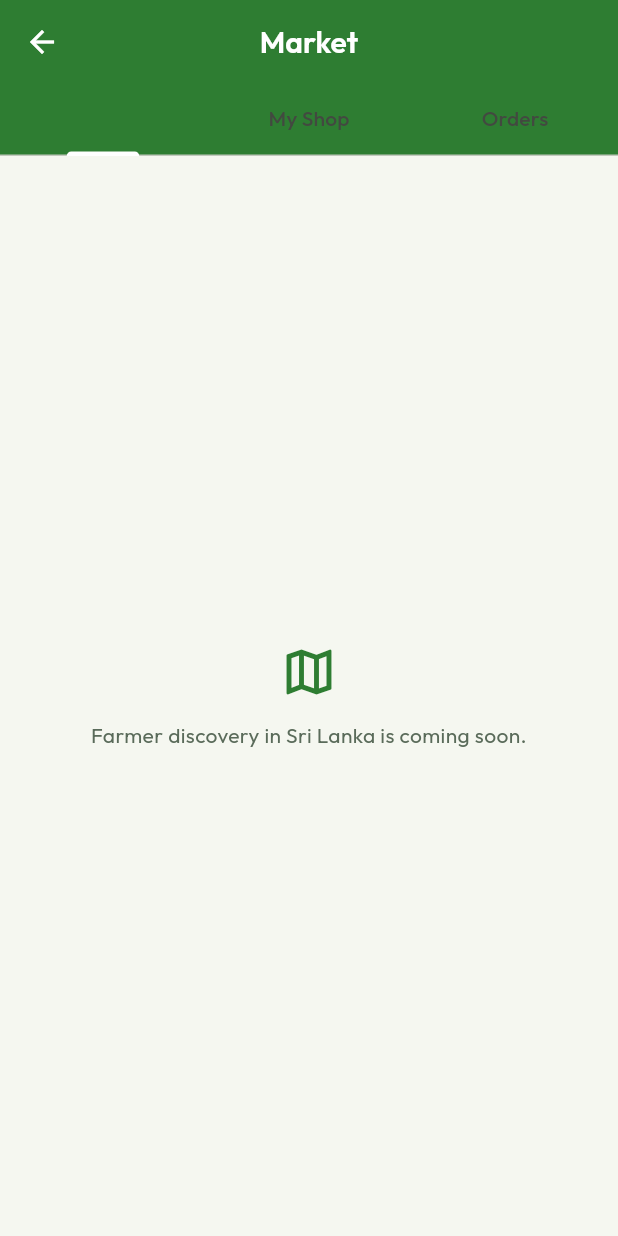
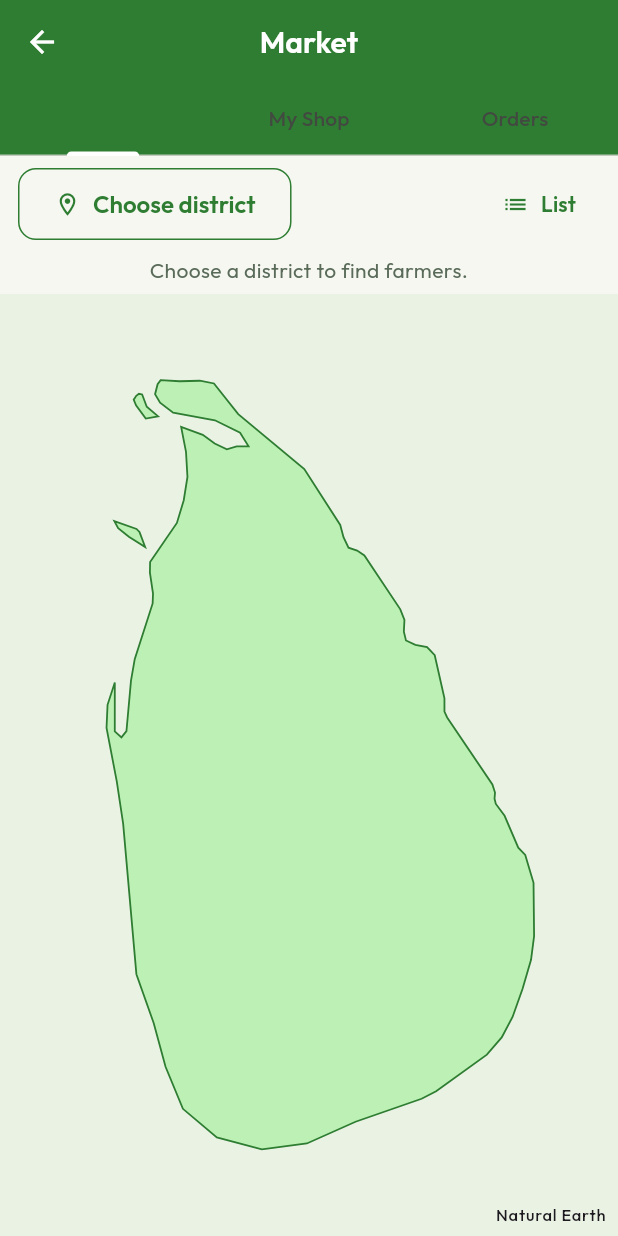
Before and after one commit to Nuwantha97/farm-app, a Flutter app: the MarketScreen screen opened directly, on a phone screen of 412 x 824 dp. Run offline on Flutter 3.47's test engine with Material 3 defaults, Android fonts, the phone set to English and light mode, and no system bars; our stand-ins replace cloud_firestore, connectivity_plus, firebase_auth, firebase_core, flutter_secure_storage, google_fonts and 4 more; accounts and stored records are empty; generated files the repository leaves out were written again.

Commit message:
feat: add Market exploration feature with district selection and farmer map integration

```diff
--- /dev/null
+++ b/lib/features/market/screens/market_explore_screen.dart
@@ -0,0 +1,255 @@
+import 'package:cloud_firestore/cloud_firestore.dart';
+import 'package:material_ui/material_ui.dart';
+
+import '../services/market_firestore.dart';
+import '../widgets/sri_lanka_map.dart';
+import 'market_farmer_screen.dart';
+
+typedef _MarketDocument = QueryDocumentSnapshot<Map<String, dynamic>>;
+
+class MarketExploreScreen extends StatefulWidget {
+  const MarketExploreScreen({super.key, required this.firebaseUid});
+
+  final String firebaseUid;
+
+  @override
+  State<MarketExploreScreen> createState() => _MarketExploreScreenState();
+}
+
+class _MarketExploreScreenState extends State<MarketExploreScreen> {
+  late final _market = MarketFirestore(widget.firebaseUid);
+  String? _district;
+  String? _selectedPlace;
+  Map<String, _MarketDocument> _places = {};
+  Stream<QuerySnapshot<Map<String, dynamic>>>? _farmers;
+  bool _showMap = true;
+
+  Future<void> _chooseDistrict() async {
+    final placesResult = Future.sync(() => _market.places.get());
+    final selection =
+        await showDialog<
+          ({String district, Map<String, _MarketDocument> places})
+        >(
+          context: context,
+          builder: (context) => AlertDialog(
+            title: const Text('Choose district'),
+            content: SizedBox(
+              width: 320,
+              child: FutureBuilder(
+                future: placesResult,
+                builder: (context, snapshot) {
+                  if (snapshot.hasError) {
+                    return const Text(
+                      'Could not load districts. Check your connection and try again.',
+                    );
+                  }
+                  final docs = snapshot.data?.docs;
+                  if (docs == null) return const LinearProgressIndicator();
+                  final places = {
+                    for (final place in docs)
+                      if (place.data()['districtId'] is String &&
+                          place.data()['name'] is String &&
+                          place.data()['location'] is GeoPoint)
+                        place.id: place,
+                  };
+                  final districts =
+                      places.values
+                          .map((place) => place.data()['districtId'] as String)
+                          .toSet()
+                          .toList()
+                        ..sort();
+                  if (districts.isEmpty) {
+                    return const Text('No pickup locations are available yet.');
+                  }
+                  return SingleChildScrollView(
+                    child: Column(
+                      mainAxisSize: MainAxisSize.min,
+                      children: [
+                        for (final district in districts)
+                          ListTile(
+                            title: Text(district),
+                            selected: district == _district,
+                            onTap: () => Navigator.pop(context, (
+                              district: district,
+                              places: places,
+                            )),
+                          ),
+                      ],
+                    ),
+                  );
+                },
+              ),
+            ),
+            actions: [
+              TextButton(
+                onPressed: () => Navigator.pop(context),
+                child: const Text('Cancel'),
+              ),
+            ],
+          ),
+        );
+    if (!mounted || selection == null) return;
+    setState(() {
+      _district = selection.district;
+      _places = selection.places;
+      _selectedPlace = null;
+      _subscribe();
+    });
+  }
+
+  void _subscribe() {
+    _farmers = _market
+        .publishedProfiles(_district!)
+        .snapshots(includeMetadataChanges: true);
+  }
+
+  String _placeLabel(String? placeId) =>
+      _places[placeId]?.data()['name'] as String? ?? 'Pickup area unavailable';
+
+  @override
+  Widget build(BuildContext context) {
+    return Column(
+      children: [
+        Padding(
+          padding: const EdgeInsets.fromLTRB(12, 8, 12, 4),
+          child: Row(
+            children: [
+              Expanded(
+                child: Align(
+                  alignment: Alignment.centerLeft,
+                  child: OutlinedButton.icon(
+                    onPressed: _chooseDistrict,
+                    icon: const Icon(Icons.location_on_outlined),
+                    label: Text(
+                      _district ?? 'Choose district',
+                      overflow: TextOverflow.ellipsis,
+                    ),
+                  ),
+                ),
+              ),
+              TextButton.icon(
+                onPressed: () => setState(() {
+                  _showMap = !_showMap;
+                  _selectedPlace = null;
+                }),
+                icon: Icon(_showMap ? Icons.list : Icons.map_outlined),
+                label: Text(_showMap ? 'List' : 'Map'),
+              ),
+            ],
+          ),
+        ),
+        Expanded(
+          child: StreamBuilder(
+            key: ValueKey(_district),
+            stream: _farmers,
+            builder: (context, snapshot) {
+              final docs = snapshot.data?.docs ?? const <_MarketDocument>[];
+              final byPlace = <String, List<_MarketDocument>>{};
+              for (final farmer in docs) {
+                final placeId = farmer.data()['placeId'];
+                if (placeId is String &&
+                    _places[placeId]?.data()['districtId'] == _district) {
+                  byPlace.putIfAbsent(placeId, () => []).add(farmer);
+                }
+              }
+              final message = _district == null
+                  ? 'Choose a district to find farmers.'
+                  : snapshot.hasError
+                  ? 'Could not load farmers in this district.'
+                  : !snapshot.hasData
+                  ? 'Loading farmers…'
+                  : snapshot.data!.metadata.isFromCache
+                  ? 'Showing last known results.'
+                  : docs.isEmpty
+                  ? 'No farmers have published in this district yet.'
+                  : _showMap && byPlace.isEmpty
+                  ? 'Pickup pins are unavailable. Switch to List to view farmers.'
+                  : null;
+              return Column(
+                children: [
+                  if (message != null)
+                    Padding(
+                      padding: const EdgeInsets.symmetric(
+                        horizontal: 12,
+                        vertical: 6,
+                      ),
+                      child: Text(message, textAlign: TextAlign.center),
+                    ),
+                  if (snapshot.hasError)
+                    TextButton(
+                      onPressed: () => setState(_subscribe),
+                      child: const Text('Retry'),
+                    ),
+                  Expanded(
+                    child: _showMap
+                        ? SriLankaMap(
+                            pins: [
+                              for (final entry in byPlace.entries)
+                                _pin(entry.key, entry.value.length),
+                            ],
+                          )
+                        : _farmerList(
+                            _selectedPlace == null
+                                ? docs
+                                : byPlace[_selectedPlace] ?? const [],
+                          ),
+                  ),
+                ],
+              );
+            },
+          ),
+        ),
+      ],
+    );
+  }
+
+  MarketMapPin _pin(String placeId, int count) {
+    final point = _places[placeId]!.data()['location'] as GeoPoint;
+    return MarketMapPin(
+      latitude: point.latitude,
+      longitude: point.longitude,
+      label: _placeLabel(placeId),
+      count: count,
+      onTap: () => setState(() {
+        _selectedPlace = placeId;
+        _showMap = false;
+      }),
+    );
+  }
+
+  Widget _farmerList(List<_MarketDocument> farmers) => ListView(
+    padding: const EdgeInsets.symmetric(horizontal: 12),
+    children: [
+      if (_selectedPlace case final place?)
+        ListTile(
+          title: Text(_placeLabel(place)),
+          subtitle: Text(
+            farmers.isEmpty
+                ? 'No farmers at this pickup point.'
+                : '${farmers.length} ${farmers.length == 1 ? 'farmer' : 'farmers'}',
+          ),
+          trailing: TextButton(
+            onPressed: () => setState(() => _selectedPlace = null),
+            child: const Text('All farmers'),
+          ),
+        ),
+      for (final farmer in farmers)
+        ListTile(
+          leading: const Icon(Icons.storefront_outlined),
+          title: Text(farmer.data()['displayName'] as String? ?? 'Farmer'),
+          subtitle: Text(_placeLabel(farmer.data()['placeId'] as String?)),
+          trailing: const Icon(Icons.chevron_right),
+          onTap: () => Navigator.push<void>(
+            context,
+            MaterialPageRoute(
+              builder: (_) => MarketFarmerScreen(
+                market: _market,
+                sellerUid: farmer.id,
+                pickupLabel: _placeLabel,
+              ),
+            ),
+          ),
+        ),
+    ],
+  );
+}
--- a/lib/features/market/screens/market_screen.dart
+++ b/lib/features/market/screens/market_screen.dart
@@ -2,6 +2,7 @@ import 'package:material_ui/material_ui.dart';
 import 'package:provider/provider.dart';
 
 import '../../auth/providers/auth_provider.dart';
+import 'market_explore_screen.dart';
 import 'my_shop_screen.dart';
 
 class MarketScreen extends StatelessWidget {
@@ -45,10 +46,7 @@ class MarketScreen extends StatelessWidget {
         ),
         body: TabBarView(
           children: [
-            const _MarketNotice(
-              Icons.map_outlined,
-              'Farmer discovery in Sri Lanka is coming soon.',
-            ),
+            MarketExploreScreen(firebaseUid: firebaseUid),
             MyShopScreen(firebaseUid: firebaseUid),
             const _MarketNotice(
               Icons.receipt_long_outlined,
--- /dev/null
+++ b/lib/features/market/widgets/sri_lanka_map.dart
@@ -0,0 +1,185 @@
+import 'dart:convert';
+import 'dart:math' as math;
+
+import 'package:flutter/services.dart';
+import 'package:material_ui/material_ui.dart';
+
+class MarketMapPin {
+  const MarketMapPin({
+    required this.latitude,
+    required this.longitude,
+    required this.label,
+    required this.count,
+    required this.onTap,
+  });
+
+  final double latitude;
+  final double longitude;
+  final String label;
+  final int count;
+  final VoidCallback onTap;
+}
+
+class SriLankaMap extends StatefulWidget {
+  const SriLankaMap({super.key, required this.pins});
+
+  final List<MarketMapPin> pins;
+
+  @override
+  State<SriLankaMap> createState() => _SriLankaMapState();
+}
+
+class _SriLankaMapState extends State<SriLankaMap> {
+  final _transform = TransformationController();
+  // Longitude and latitude bounds include the offshore islands.
+  static const _west = 79.35, _east = 82.12, _south = 5.78, _north = 9.98;
+  static final _outline = rootBundle
+      .loadString('assets/maps/sri_lanka.json')
+      .then(
+        (json) => (jsonDecode(json) as List)
+            .map(
+              (ring) => (ring as List).map((point) {
+                final coordinate = point as List;
+                return Offset(
+                  (coordinate[0] as num).toDouble(),
+                  (coordinate[1] as num).toDouble(),
+                );
+              }).toList(),
+            )
+            .toList(),
+      );
+
+  static Offset _project(Size size, double longitude, double latitude) {
+    final width = (_east - _west) * 0.99;
+    final height = _north - _south;
+    final scale = math.max(
+      0.0,
+      math.min((size.width - 48) / width, (size.height - 48) / height),
+    );
+    return Offset(
+      size.width / 2 + (longitude - (_east + _west) / 2) * scale * 0.99,
+      size.height / 2 - (latitude - (_north + _south) / 2) * scale,
+    );
+  }
+
+  @override
+  void dispose() {
+    _transform.dispose();
+    super.dispose();
+  }
+
+  @override
+  Widget build(BuildContext context) {
+    final colors = Theme.of(context).colorScheme;
+    return ColoredBox(
+      color: colors.secondaryContainer.withValues(alpha: 0.35),
+      child: FutureBuilder(
+        future: _outline,
+        builder: (context, snapshot) {
+          if (snapshot.hasError) {
+            return const Center(
+              child: Text('Map unavailable. Switch to List to browse.'),
+            );
+          }
+          final outline = snapshot.data;
+          if (outline == null) {
+            return const SizedBox.expand();
+          }
+          return LayoutBuilder(
+            builder: (context, constraints) {
+              final size = constraints.biggest;
+              return Stack(
+                fit: StackFit.expand,
+                children: [
+                  InteractiveViewer(
+                    transformationController: _transform,
+                    maxScale: 4,
+                    child: Stack(
+                      children: [
+                        Positioned.fill(
+                          child: CustomPaint(
+                            painter: _Coastline(outline, colors),
+                          ),
+                        ),
+                        for (final pin in widget.pins)
+                          if (pin.longitude >= _west &&
+                              pin.longitude <= _east &&
+                              pin.latitude >= _south &&
+                              pin.latitude <= _north)
+                            _buildPin(
+                              pin,
+                              _project(size, pin.longitude, pin.latitude),
+                            ),
+                      ],
+                    ),
+                  ),
+                  Positioned(
+                    right: 8,
+                    bottom: 6,
+                    child: IgnorePointer(
+                      child: Text(
+                        'Natural Earth',
+                        style: Theme.of(context).textTheme.labelSmall,
+                      ),
+                    ),
+                  ),
+                ],
+              );
+            },
+          );
+        },
+      ),
+    );
+  }
+
+  Widget _buildPin(MarketMapPin pin, Offset point) => Positioned(
+    left: point.dx - 24,
+    top: point.dy - 24,
+    child: ValueListenableBuilder(
+      valueListenable: _transform,
+      builder: (context, matrix, child) =>
+          Transform.scale(scale: 1 / matrix.getMaxScaleOnAxis(), child: child),
+      child: IconButton.filled(
+        tooltip:
+            '${pin.label} · ${pin.count} ${pin.count == 1 ? 'farmer' : 'farmers'}',
+        onPressed: pin.onTap,
+        icon: pin.count == 1
+            ? const Icon(Icons.location_on_outlined)
+            : Text(
+                '${pin.count}',
+                style: const TextStyle(fontWeight: FontWeight.bold),
+              ),
+      ),
+    ),
+  );
+}
+
+class _Coastline extends CustomPainter {
+  const _Coastline(this.outline, this.colors);
+
+  final List<List<Offset>> outline;
+  final ColorScheme colors;
+
+  @override
+  void paint(Canvas canvas, Size size) {
+    final coast = Path()..fillType = PathFillType.evenOdd;
+    for (final ring in outline) {
+      coast.addPolygon([
+        for (final point in ring)
+          _SriLankaMapState._project(size, point.dx, point.dy),
+      ], true);
+    }
+    canvas.drawPath(coast, Paint()..color = colors.primaryContainer);
+    canvas.drawPath(
+      coast,
+      Paint()
+        ..color = colors.primary
+        ..style = PaintingStyle.stroke
+        ..strokeWidth = 1.2,
+    );
+  }
+
+  @override
+  bool shouldRepaint(_Coastline oldDelegate) =>
+      outline != oldDelegate.outline || colors != oldDelegate.colors;
+}
--- a/pubspec.yaml
+++ b/pubspec.yaml
@@ -74,6 +74,8 @@ flutter:
   # included with your application, so that you can use the icons in
   # the material Icons class.
   uses-material-design: true
+  assets:
+    - assets/maps/sri_lanka.json
 
   # To add assets to your application, add an assets section, like this:
   # assets:
```
Also changed, not shown: assets/maps/sri_lanka.json (added, +3 -0 lines), lib/features/market/screens/market_farmer_screen.dart (added, +94 -0 lines), 3 other files.
